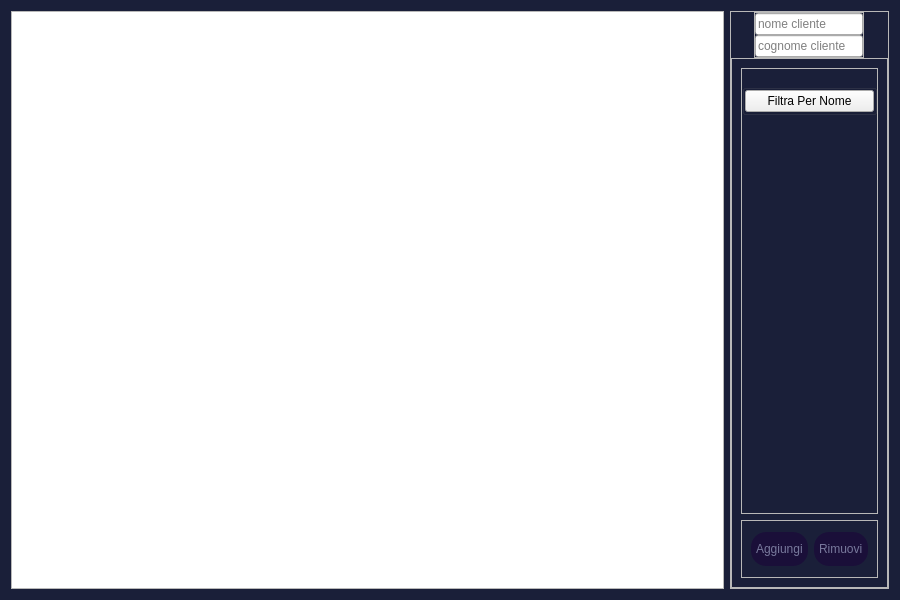
Qt form NegozioDelUsatoPython/MVC/View/AdminButtonsViews/accountsView.ui (LeonUrsu/NegozioDellUsato-ExamIS) before a commit.
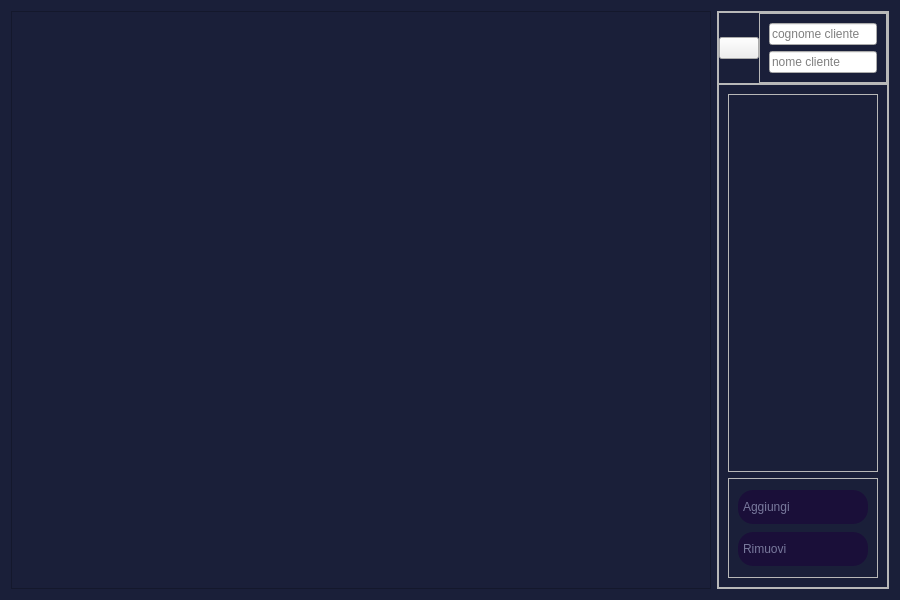
The same form after that commit. Icons and pictures are not drawn.

Patch:
```diff
--- a/NegozioDelUsatoPython/MVC/View/AdminButtonsViews/accountsView.ui
+++ b/NegozioDelUsatoPython/MVC/View/AdminButtonsViews/accountsView.ui
@@ -20,7 +20,13 @@
   </property>
   <layout class="QHBoxLayout" name="horizontalLayout">
    <item>
-    <widget class="QTableWidget" name="tab"/>
+    <widget class="QTableWidget" name="tab">
+     <property name="styleSheet">
+      <string notr="true">#tab{
+	background-color:#1a1f39;
+}</string>
+     </property>
+    </widget>
    </item>
    <item>
     <widget class="QFrame" name="frame">
@@ -36,6 +42,12 @@
        <height>0</height>
       </size>
      </property>
+     <property name="maximumSize">
+      <size>
+       <width>200</width>
+       <height>16777215</height>
+      </size>
+     </property>
      <property name="frameShape">
       <enum>QFrame::StyledPanel</enum>
      </property>
@@ -98,7 +110,7 @@
         <property name="frameShadow">
          <enum>QFrame::Raised</enum>
         </property>
-        <layout class="QVBoxLayout" name="verticalLayout">
+        <layout class="QHBoxLayout" name="horizontalLayout_2">
          <property name="spacing">
           <number>0</number>
          </property>
@@ -115,23 +127,46 @@
           <number>0</number>
          </property>
          <item>
-          <widget class="QLineEdit" name="search_le">
-           <property name="inputMask">
-            <string/>
-           </property>
+          <widget class="QPushButton" name="pushButton_6">
            <property name="text">
             <string/>
            </property>
-           <property name="placeholderText">
-            <string>nome cliente</string>
+           <property name="icon">
+            <iconset resource="../resources.qrc">
+             <normaloff>:/purpleIcons/assets/#78799c(purple) icons/search.svg</normaloff>:/purpleIcons/assets/#78799c(purple) icons/search.svg</iconset>
            </property>
           </widget>
          </item>
          <item>
-          <widget class="QLineEdit" name="lineEdit_2">
-           <property name="placeholderText">
-            <string>cognome cliente</string>
+          <widget class="QFrame" name="frame_2">
+           <property name="frameShape">
+            <enum>QFrame::StyledPanel</enum>
            </property>
+           <property name="frameShadow">
+            <enum>QFrame::Raised</enum>
+           </property>
+           <layout class="QVBoxLayout" name="verticalLayout">
+            <item>
+             <widget class="QLineEdit" name="lineEdit_2">
+              <property name="placeholderText">
+               <string>cognome cliente</string>
+              </property>
+             </widget>
+            </item>
+            <item>
+             <widget class="QLineEdit" name="search_le">
+              <property name="inputMask">
+               <string/>
+              </property>
+              <property name="text">
+               <string/>
+              </property>
+              <property name="placeholderText">
+               <string>nome cliente</string>
+              </property>
+             </widget>
+            </item>
+           </layout>
           </widget>
          </item>
         </layout>
@@ -176,44 +211,6 @@
             <property name="bottomMargin">
              <number>0</number>
             </property>
-            <item alignment="Qt::AlignTop">
-             <widget class="QGroupBox" name="groupBox">
-              <property name="title">
-               <string/>
-              </property>
-              <layout class="QVBoxLayout">
-               <property name="spacing">
-                <number>0</number>
-               </property>
-               <property name="leftMargin">
-                <number>0</number>
-               </property>
-               <property name="topMargin">
-                <number>0</number>
-               </property>
-               <property name="rightMargin">
-                <number>0</number>
-               </property>
-               <property name="bottomMargin">
-                <number>0</number>
-               </property>
-               <item>
-                <widget class="QPushButton" name="pushButton_5">
-                 <property name="cursor">
-                  <cursorShape>PointingHandCursor</cursorShape>
-                 </property>
-                 <property name="text">
-                  <string>Filtra Per Nome</string>
-                 </property>
-                 <property name="icon">
-                  <iconset resource="../resources.qrc">
-                   <normaloff>:/purpleIcons/assets/#78799c(purple) icons/filter.svg</normaloff>:/purpleIcons/assets/#78799c(purple) icons/filter.svg</iconset>
-                 </property>
-                </widget>
-               </item>
-              </layout>
-             </widget>
-            </item>
            </layout>
           </widget>
          </item>
@@ -234,7 +231,7 @@
            <property name="maximumSize">
             <size>
              <width>520</width>
-             <height>58</height>
+             <height>100</height>
             </size>
            </property>
            <property name="styleSheet">
@@ -257,8 +254,8 @@
            <property name="frameShadow">
             <enum>QFrame::Raised</enum>
            </property>
-           <layout class="QHBoxLayout" name="horizontalLayout_6">
-            <item alignment="Qt::AlignHCenter">
+           <layout class="QVBoxLayout" name="verticalLayout_3">
+            <item>
              <widget class="QPushButton" name="aggiungiBtn">
               <property name="cursor">
                <cursorShape>PointingHandCursor</cursorShape>
@@ -272,7 +269,7 @@
               </property>
              </widget>
             </item>
-            <item alignment="Qt::AlignHCenter">
+            <item>
              <widget class="QPushButton" name="rimuoviBtn">
               <property name="cursor">
                <cursorShape>PointingHandCursor</cursorShape>
```
